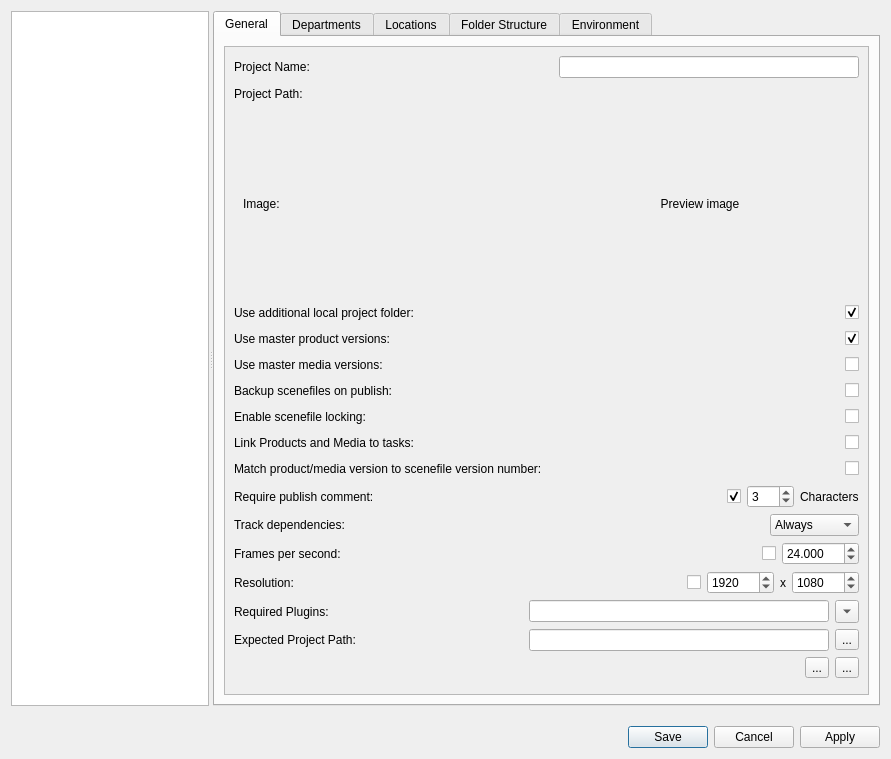
Before: the Qt Designer form Prism/Scripts/UserInterfacesPrism/ProjectSettings.ui in soitun/Prism, drawn with Qt 5.
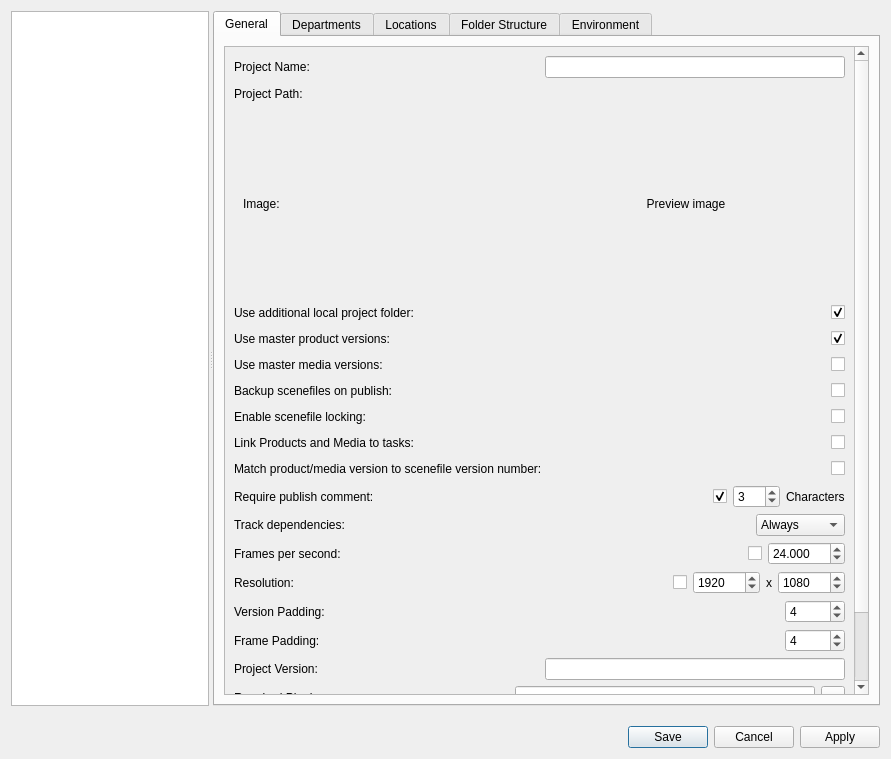
After: the same form once the commit is applied. The open tabs and pages were chosen to show the change.

Patch:
```diff
--- a/Prism/Scripts/UserInterfacesPrism/ProjectSettings.ui
+++ b/Prism/Scripts/UserInterfacesPrism/ProjectSettings.ui
@@ -49,8 +49,8 @@
             <rect>
              <x>0</x>
              <y>0</y>
-             <width>643</width>
-             <height>652</height>
+             <width>626</width>
+             <height>713</height>
             </rect>
            </property>
            <layout class="QVBoxLayout" name="verticalLayout_8">
@@ -834,6 +834,165 @@
                  </layout>
                 </widget>
                </item>
+               <item>
+                <widget class="QWidget" name="w_curPversionPadding" native="true">
+                 <layout class="QHBoxLayout" name="horizontalLayout_25">
+                  <property name="leftMargin">
+                   <number>0</number>
+                  </property>
+                  <property name="topMargin">
+                   <number>0</number>
+                  </property>
+                  <property name="rightMargin">
+                   <number>0</number>
+                  </property>
+                  <property name="bottomMargin">
+                   <number>0</number>
+                  </property>
+                  <item>
+                   <widget class="QLabel" name="label_14">
+                    <property name="text">
+                     <string>Version Padding:</string>
+                    </property>
+                   </widget>
+                  </item>
+                  <item>
+                   <spacer name="horizontalSpacer_26">
+                    <property name="orientation">
+                     <enum>Qt::Horizontal</enum>
+                    </property>
+                    <property name="sizeHint" stdset="0">
+                     <size>
+                      <width>40</width>
+                      <height>20</height>
+                     </size>
+                    </property>
+                   </spacer>
+                  </item>
+                  <item>
+                   <widget class="QSpinBox" name="sp_curPversionPadding">
+                    <property name="minimumSize">
+                     <size>
+                      <width>60</width>
+                      <height>0</height>
+                     </size>
+                    </property>
+                    <property name="minimum">
+                     <number>1</number>
+                    </property>
+                    <property name="value">
+                     <number>4</number>
+                    </property>
+                   </widget>
+                  </item>
+                 </layout>
+                </widget>
+               </item>
+               <item>
+                <widget class="QWidget" name="w_curPframePadding" native="true">
+                 <layout class="QHBoxLayout" name="horizontalLayout_26">
+                  <property name="leftMargin">
+                   <number>0</number>
+                  </property>
+                  <property name="topMargin">
+                   <number>0</number>
+                  </property>
+                  <property name="rightMargin">
+                   <number>0</number>
+                  </property>
+                  <property name="bottomMargin">
+                   <number>0</number>
+                  </property>
+                  <item>
+                   <widget class="QLabel" name="label_15">
+                    <property name="text">
+                     <string>Frame Padding:</string>
+                    </property>
+                   </widget>
+                  </item>
+                  <item>
+                   <spacer name="horizontalSpacer_27">
+                    <property name="orientation">
+                     <enum>Qt::Horizontal</enum>
+                    </property>
+                    <property name="sizeHint" stdset="0">
+                     <size>
+                      <width>40</width>
+                      <height>20</height>
+                     </size>
+                    </property>
+                   </spacer>
+                  </item>
+                  <item>
+                   <widget class="QSpinBox" name="sp_curPframePadding">
+                    <property name="minimumSize">
+                     <size>
+                      <width>60</width>
+                      <height>0</height>
+                     </size>
+                    </property>
+                    <property name="minimum">
+                     <number>1</number>
+                    </property>
+                    <property name="value">
+                     <number>4</number>
+                    </property>
+                   </widget>
+                  </item>
+                 </layout>
+                </widget>
+               </item>
+               <item>
+                <widget class="QWidget" name="w_expectedPrjPath_2" native="true">
+                 <property name="toolTip">
+                  <string>Specifies the version of the project. Prism can change the behavior of specific features to provide backwards compatibility with projects, which were created with older Prism versions.</string>
+                 </property>
+                 <layout class="QGridLayout" name="gridLayout_5">
+                  <property name="leftMargin">
+                   <number>0</number>
+                  </property>
+                  <property name="topMargin">
+                   <number>0</number>
+                  </property>
+                  <property name="rightMargin">
+                   <number>0</number>
+                  </property>
+                  <property name="bottomMargin">
+                   <number>0</number>
+                  </property>
+                  <item row="0" column="1">
+                   <spacer name="horizontalSpacer_24">
+                    <property name="orientation">
+                     <enum>Qt::Horizontal</enum>
+                    </property>
+                    <property name="sizeHint" stdset="0">
+                     <size>
+                      <width>40</width>
+                      <height>20</height>
+                     </size>
+                    </property>
+                   </spacer>
+                  </item>
+                  <item row="0" column="2">
+                   <widget class="QLineEdit" name="e_version">
+                    <property name="minimumSize">
+                     <size>
+                      <width>300</width>
+                      <height>0</height>
+                     </size>
+                    </property>
+                   </widget>
+                  </item>
+                  <item row="0" column="0">
+                   <widget class="QLabel" name="l_expectedPrjPath_2">
+                    <property name="text">
+                     <string>Project Version:</string>
+                    </property>
+                   </widget>
+                  </item>
+                 </layout>
+                </widget>
+               </item>
                <item>
                 <widget class="QWidget" name="w_reqPlugins" native="true">
                  <layout class="QGridLayout" name="gridLayout_2">
```
Left out of the diff: 2 changed lines with no effect on the pictures.
